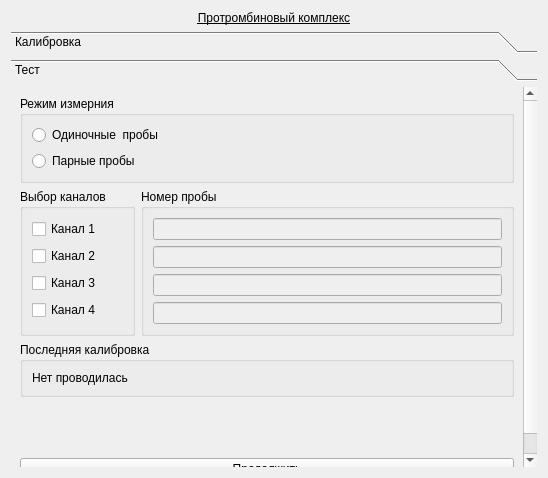
Qt form choisedialog/ko5.ui (krang4d/Agrekola) before a commit.
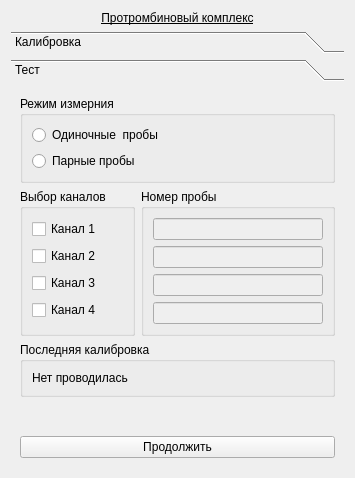
The same form after that commit.

Commit message: load parameters from the xml to the Ko2 form

What changed in the file:
```diff
--- a/choisedialog/ko5.ui
+++ b/choisedialog/ko5.ui
@@ -6,7 +6,7 @@
    <rect>
     <x>0</x>
     <y>0</y>
-    <width>548</width>
+    <width>355</width>
     <height>478</height>
    </rect>
   </property>
@@ -230,7 +230,7 @@
        <rect>
         <x>0</x>
         <y>0</y>
-        <width>530</width>
+        <width>337</width>
         <height>387</height>
        </rect>
       </property>
@@ -274,8 +274,8 @@
         </widget>
        </item>
        <item>
-        <layout class="QFormLayout" name="formLayout_test">
-         <item row="0" column="0">
+        <layout class="QHBoxLayout" name="horizontalLayout_2">
+         <item>
           <widget class="QGroupBox" name="groupBox_testChls">
            <property name="title">
             <string>Выбор каналов</string>
@@ -312,7 +312,7 @@
            </layout>
           </widget>
          </item>
-         <item row="0" column="1">
+         <item>
           <widget class="QGroupBox" name="groupBox_testProbs">
            <property name="title">
             <string>Номер пробы</string>
@@ -372,13 +372,10 @@
          <property name="orientation">
           <enum>Qt::Vertical</enum>
          </property>
-         <property name="sizeType">
-          <enum>QSizePolicy::MinimumExpanding</enum>
-         </property>
          <property name="sizeHint" stdset="0">
           <size>
-           <width>419</width>
-           <height>55</height>
+           <width>20</width>
+           <height>40</height>
           </size>
          </property>
         </spacer>
```
Left out of the diff: 2 changed lines with no effect on the pictures. The commit also changes 8 other files.
